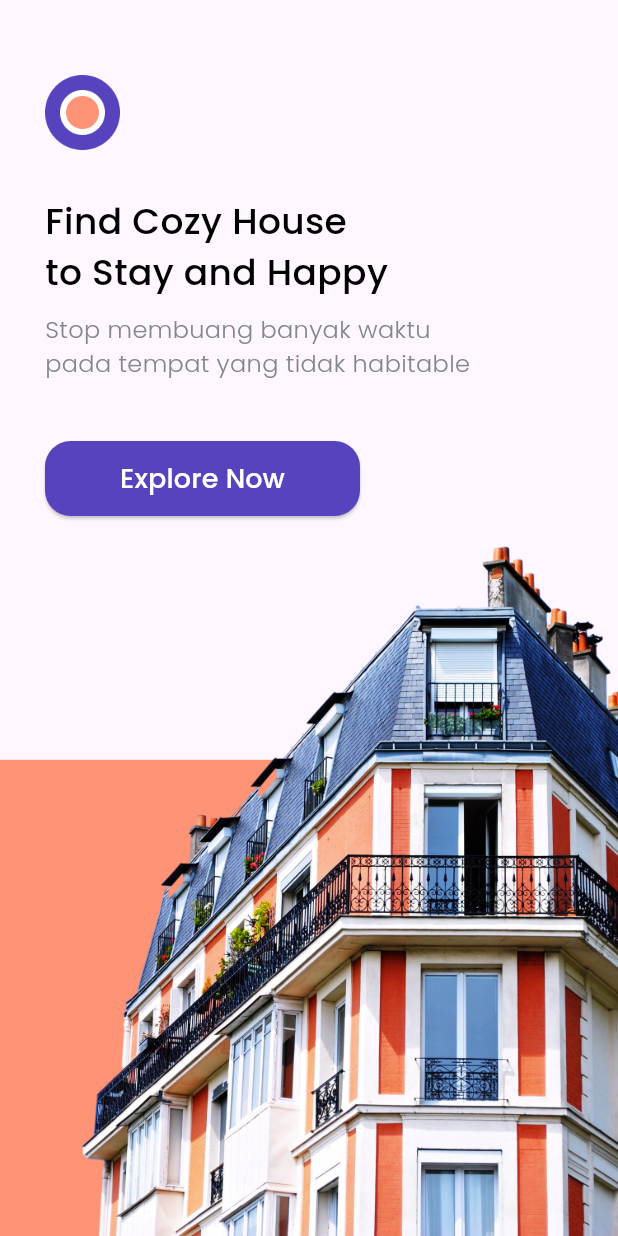
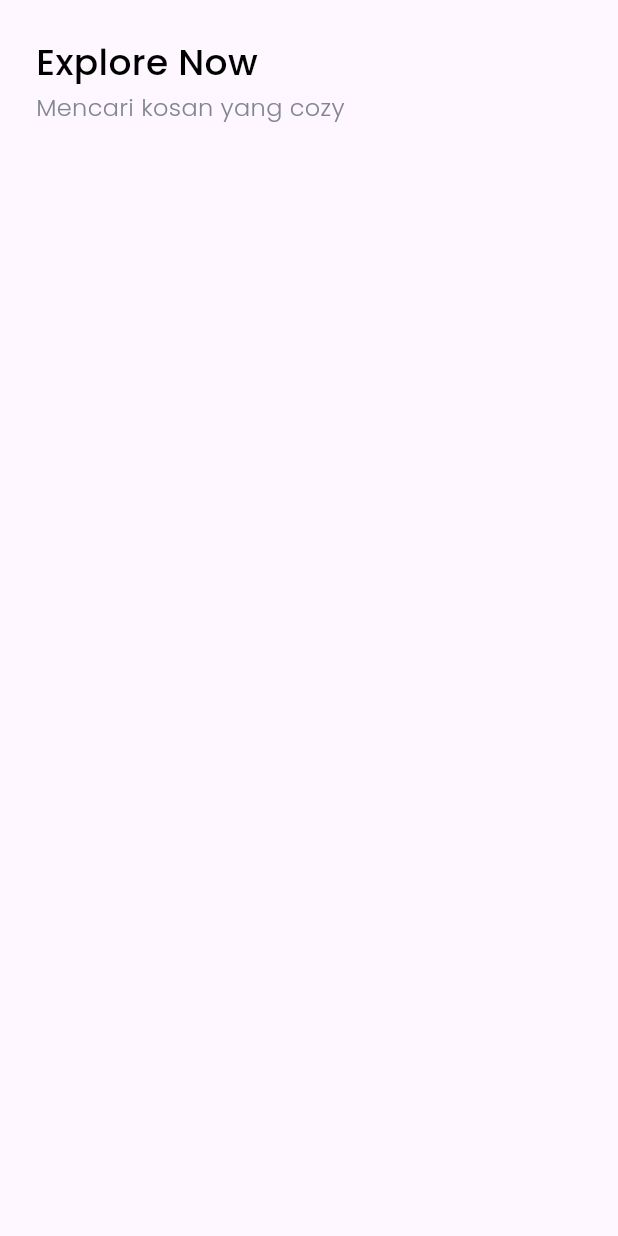
Before and after one commit to prasetyodidi/flutter-find-house-app, a Flutter app: the screen it shows after launch, after a tap on "Explore Now", on a phone screen of 412 x 824 dp. Run offline on Flutter 3.47's test engine with Material 3 defaults, Android fonts, the phone set to English and light mode, and no system bars; our stand-ins replace google_fonts.

Commit message:
feat: home page title

```diff
--- /dev/null
+++ b/lib/pages/home_page.dart
@@ -0,0 +1,29 @@
+import 'package:bwa_cozy/theme.dart';
+import 'package:flutter/material.dart';
+
+class HomePage extends StatelessWidget {
+  @override
+  Widget build(BuildContext context) {
+    return Scaffold(
+      body: SafeArea(
+          child: Padding(
+              padding: EdgeInsets.symmetric(
+                vertical: edge,
+              ),
+              child: ListView(
+                children: [
+                  Padding(
+                      padding: EdgeInsets.only(left: edge),
+                      child: Text('Explore Now',
+                          style: blackTextStyle.copyWith(fontSize: 24))),
+                  SizedBox(height: 2),
+                  Padding(
+                      padding: EdgeInsets.only(left: edge),
+                      child: Text('Mencari kosan yang cozy',
+                          style: greyTextStyle.copyWith(fontSize: 16))),
+                  SizedBox(height: 30),
+                ],
+              ))),
+    );
+  }
+}
--- a/lib/pages/splash_page.dart
+++ b/lib/pages/splash_page.dart
@@ -1,3 +1,4 @@
+import 'package:bwa_cozy/pages/home_page.dart';
 import 'package:bwa_cozy/theme.dart';
 import 'package:flutter/material.dart';
 import 'package:flutter/widgets.dart';
@@ -22,27 +23,33 @@ class SplashPage extends StatelessWidget {
                       height: 50,
                       width: 50,
                       decoration: BoxDecoration(
-                      image: DecorationImage(image: AssetImage('assets/logo.png'))),
+                          image: DecorationImage(
+                              image: AssetImage('assets/logo.png'))),
                     ),
                     SizedBox(height: 30),
                     Text('Find Cozy House\nto Stay and Happy',
                         style: blackTextStyle.copyWith(fontSize: 24)),
                     SizedBox(height: 10),
-                Text('Stop membuang banyak waktu\npada tempat yang tidak habitable',
+                    Text(
+                        'Stop membuang banyak waktu\npada tempat yang tidak habitable',
                         style: greyTextStyle.copyWith(fontSize: 16)),
                     SizedBox(height: 40),
                     Container(
                       width: 210,
                       height: 50,
                       child: ElevatedButton(
-                    child: Text('Explore Now', style: whiteTextStyle.copyWith(fontSize: 18)),
-                    onPressed: () {},
+                        child: Text('Explore Now',
+                            style: whiteTextStyle.copyWith(fontSize: 18)),
+                        onPressed: () {
+                          Navigator.push(
+                              context,
+                              MaterialPageRoute(
+                                  builder: (context) => HomePage()));
+                        },
                         style: ElevatedButton.styleFrom(
                             shape: RoundedRectangleBorder(
-                            borderRadius: BorderRadius.circular(17)
-                          ),
-                        backgroundColor: purpleColor
-                      ),
+                                borderRadius: BorderRadius.circular(17)),
+                            backgroundColor: purpleColor),
                       ),
                     )
                   ],
--- a/lib/theme.dart
+++ b/lib/theme.dart
@@ -26,3 +26,5 @@ TextStyle purpleTextStyle = GoogleFonts.poppins(
   fontWeight: FontWeight.w500,
   color: purpleColor,
 );
+
+double edge = 24;
```
Lines whose indentation alone changed are shown as unchanged.
